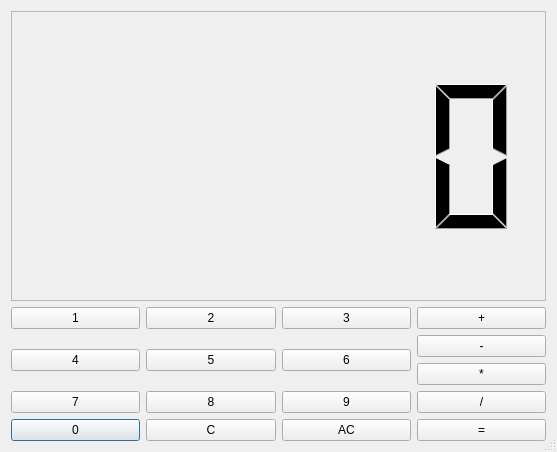
Old version of the form calc.ui in the repository joshiete/Calculator.
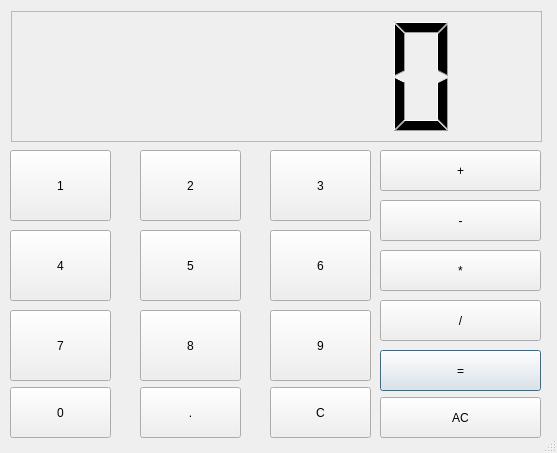
New version of the form.

Patch:
```diff
--- a/calc.ui
+++ b/calc.ui
@@ -7,7 +7,7 @@
     <x>0</x>
     <y>0</y>
     <width>557</width>
-    <height>452</height>
+    <height>453</height>
    </rect>
   </property>
   <property name="windowTitle">
@@ -19,100 +19,223 @@
   <property name="modal">
    <bool>true</bool>
   </property>
-  <layout class="QGridLayout" name="gridLayout">
-   <item row="5" column="0">
     <widget class="QPushButton" name="value_0">
+   <property name="geometry">
+    <rect>
+     <x>10</x>
+     <y>387</y>
+     <width>101</width>
+     <height>51</height>
+    </rect>
+   </property>
      <property name="text">
       <string>0</string>
      </property>
-    </widget>
-   </item>
-   <item row="1" column="3">
+   <property name="autoDefault">
+    <bool>false</bool>
+   </property>
+  </widget>
     <widget class="QPushButton" name="add">
+   <property name="geometry">
+    <rect>
+     <x>380</x>
+     <y>150</y>
+     <width>161</width>
+     <height>41</height>
+    </rect>
+   </property>
      <property name="text">
       <string>+</string>
      </property>
-    </widget>
-   </item>
-   <item row="2" column="0" rowspan="2">
+   <property name="autoDefault">
+    <bool>false</bool>
+   </property>
+  </widget>
     <widget class="QPushButton" name="value_4">
+   <property name="geometry">
+    <rect>
+     <x>10</x>
+     <y>230</y>
+     <width>101</width>
+     <height>71</height>
+    </rect>
+   </property>
      <property name="text">
       <string>4</string>
      </property>
-    </widget>
-   </item>
-   <item row="2" column="3">
+   <property name="autoDefault">
+    <bool>false</bool>
+   </property>
+  </widget>
     <widget class="QPushButton" name="sub">
+   <property name="geometry">
+    <rect>
+     <x>380</x>
+     <y>200</y>
+     <width>161</width>
+     <height>41</height>
+    </rect>
+   </property>
      <property name="text">
       <string>-</string>
      </property>
-    </widget>
-   </item>
-   <item row="1" column="1">
+   <property name="autoDefault">
+    <bool>false</bool>
+   </property>
+  </widget>
     <widget class="QPushButton" name="value_2">
+   <property name="geometry">
+    <rect>
+     <x>140</x>
+     <y>150</y>
+     <width>101</width>
+     <height>71</height>
+    </rect>
+   </property>
      <property name="text">
       <string>2</string>
      </property>
-    </widget>
-   </item>
-   <item row="1" column="2">
+   <property name="autoDefault">
+    <bool>false</bool>
+   </property>
+  </widget>
     <widget class="QPushButton" name="value_3">
+   <property name="geometry">
+    <rect>
+     <x>270</x>
+     <y>150</y>
+     <width>101</width>
+     <height>71</height>
+    </rect>
+   </property>
      <property name="text">
       <string>3</string>
      </property>
-    </widget>
-   </item>
-   <item row="4" column="2">
+   <property name="autoDefault">
+    <bool>false</bool>
+   </property>
+  </widget>
     <widget class="QPushButton" name="value_9">
+   <property name="geometry">
+    <rect>
+     <x>270</x>
+     <y>310</y>
+     <width>101</width>
+     <height>71</height>
+    </rect>
+   </property>
      <property name="text">
       <string>9</string>
      </property>
-    </widget>
-   </item>
-   <item row="1" column="0">
+   <property name="autoDefault">
+    <bool>false</bool>
+   </property>
+  </widget>
     <widget class="QPushButton" name="value_1">
+   <property name="geometry">
+    <rect>
+     <x>10</x>
+     <y>150</y>
+     <width>101</width>
+     <height>71</height>
+    </rect>
+   </property>
      <property name="text">
       <string>1</string>
      </property>
-    </widget>
-   </item>
-   <item row="4" column="0">
+   <property name="autoDefault">
+    <bool>false</bool>
+   </property>
+  </widget>
     <widget class="QPushButton" name="value_7">
+   <property name="geometry">
+    <rect>
+     <x>10</x>
+     <y>310</y>
+     <width>101</width>
+     <height>71</height>
+    </rect>
+   </property>
      <property name="text">
       <string>7</string>
      </property>
-    </widget>
-   </item>
-   <item row="4" column="3">
+   <property name="autoDefault">
+    <bool>false</bool>
+   </property>
+  </widget>
     <widget class="QPushButton" name="div">
+   <property name="geometry">
+    <rect>
+     <x>380</x>
+     <y>300</y>
+     <width>161</width>
+     <height>41</height>
+    </rect>
+   </property>
      <property name="text">
       <string>/</string>
      </property>
-    </widget>
-   </item>
-   <item row="2" column="2" rowspan="2">
+   <property name="autoDefault">
+    <bool>false</bool>
+   </property>
+  </widget>
     <widget class="QPushButton" name="value_6">
+   <property name="geometry">
+    <rect>
+     <x>270</x>
+     <y>230</y>
+     <width>101</width>
+     <height>71</height>
+    </rect>
+   </property>
      <property name="text">
       <string>6</string>
      </property>
-    </widget>
-   </item>
-   <item row="2" column="1" rowspan="2">
+   <property name="autoDefault">
+    <bool>false</bool>
+   </property>
+  </widget>
     <widget class="QPushButton" name="value_5">
+   <property name="geometry">
+    <rect>
+     <x>140</x>
+     <y>230</y>
+     <width>101</width>
+     <height>71</height>
+    </rect>
+   </property>
      <property name="text">
       <string>5</string>
      </property>
-    </widget>
-   </item>
-   <item row="3" column="3">
+   <property name="autoDefault">
+    <bool>false</bool>
+   </property>
+  </widget>
     <widget class="QPushButton" name="mul">
+   <property name="geometry">
+    <rect>
+     <x>380</x>
+     <y>250</y>
+     <width>161</width>
+     <height>41</height>
+    </rect>
+   </property>
      <property name="text">
       <string>*</string>
      </property>
-    </widget>
-   </item>
-   <item row="0" column="0" colspan="4">
+   <property name="autoDefault">
+    <bool>false</bool>
+   </property>
+  </widget>
     <widget class="QLCDNumber" name="calc_display">
+   <property name="geometry">
+    <rect>
+     <x>11</x>
+     <y>11</y>
+     <width>531</width>
+     <height>131</height>
+    </rect>
+   </property>
      <property name="frameShape">
       <enum>QFrame::StyledPanel</enum>
      </property>
@@ -123,36 +246,89 @@
       <double>0.000000000000000</double>
      </property>
     </widget>
-   </item>
-   <item row="4" column="1">
     <widget class="QPushButton" name="value_8">
+   <property name="geometry">
+    <rect>
+     <x>140</x>
+     <y>310</y>
+     <width>101</width>
+     <height>71</height>
+    </rect>
+   </property>
      <property name="text">
       <string>8</string>
      </property>
-    </widget>
-   </item>
-   <item row="5" column="1">
+   <property name="autoDefault">
+    <bool>false</bool>
+   </property>
+  </widget>
     <widget class="QPushButton" name="clear_p">
+   <property name="geometry">
+    <rect>
+     <x>270</x>
+     <y>387</y>
+     <width>101</width>
+     <height>51</height>
+    </rect>
+   </property>
      <property name="text">
       <string>C</string>
      </property>
-    </widget>
-   </item>
-   <item row="5" column="3">
+   <property name="autoDefault">
+    <bool>false</bool>
+   </property>
+  </widget>
     <widget class="QPushButton" name="equals">
+   <property name="geometry">
+    <rect>
+     <x>380</x>
+     <y>350</y>
+     <width>161</width>
+     <height>41</height>
+    </rect>
+   </property>
      <property name="text">
       <string>=</string>
      </property>
-    </widget>
-   </item>
-   <item row="5" column="2">
+   <property name="autoDefault">
+    <bool>false</bool>
+   </property>
+   <property name="default">
+    <bool>true</bool>
+   </property>
+  </widget>
     <widget class="QPushButton" name="clear_a">
+   <property name="geometry">
+    <rect>
+     <x>380</x>
+     <y>397</y>
+     <width>161</width>
+     <height>41</height>
+    </rect>
+   </property>
      <property name="text">
       <string>AC</string>
      </property>
-    </widget>
-   </item>
-  </layout>
+   <property name="autoDefault">
+    <bool>false</bool>
+   </property>
+  </widget>
+  <widget class="QPushButton" name="decimal">
+   <property name="geometry">
+    <rect>
+     <x>140</x>
+     <y>387</y>
+     <width>101</width>
+     <height>51</height>
+    </rect>
+   </property>
+   <property name="text">
+    <string>.</string>
+   </property>
+   <property name="autoDefault">
+    <bool>false</bool>
+   </property>
+  </widget>
  </widget>
  <tabstops>
   <tabstop>value_1</tabstop>
```
Left out of the diff: 2 changed lines with no effect on the pictures. Lines whose indentation alone changed are shown as unchanged.
